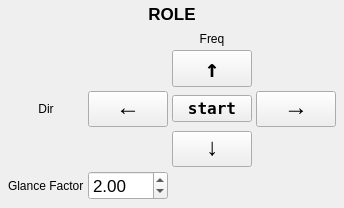
The window that MotorControlWidget.ui (jiangzhuti/jztgoto) describes before a commit, drawn with Qt 5.
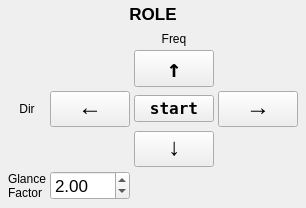
The same window after the commit.

The edit to the form file:
```diff
--- a/MotorControlWidget.ui
+++ b/MotorControlWidget.ui
@@ -190,7 +190,8 @@
        <item row="5" column="0">
         <widget class="QLabel" name="label">
          <property name="text">
-          <string>Glance Factor</string>
+          <string>Glance
+Factor</string>
          </property>
         </widget>
        </item>
```
